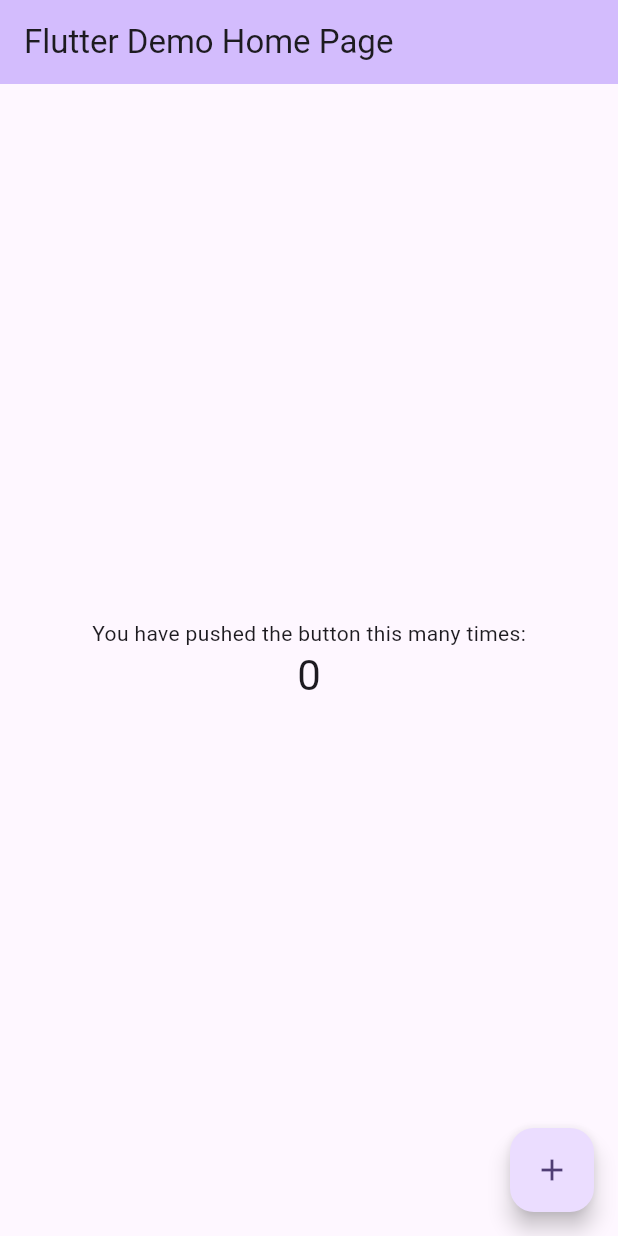
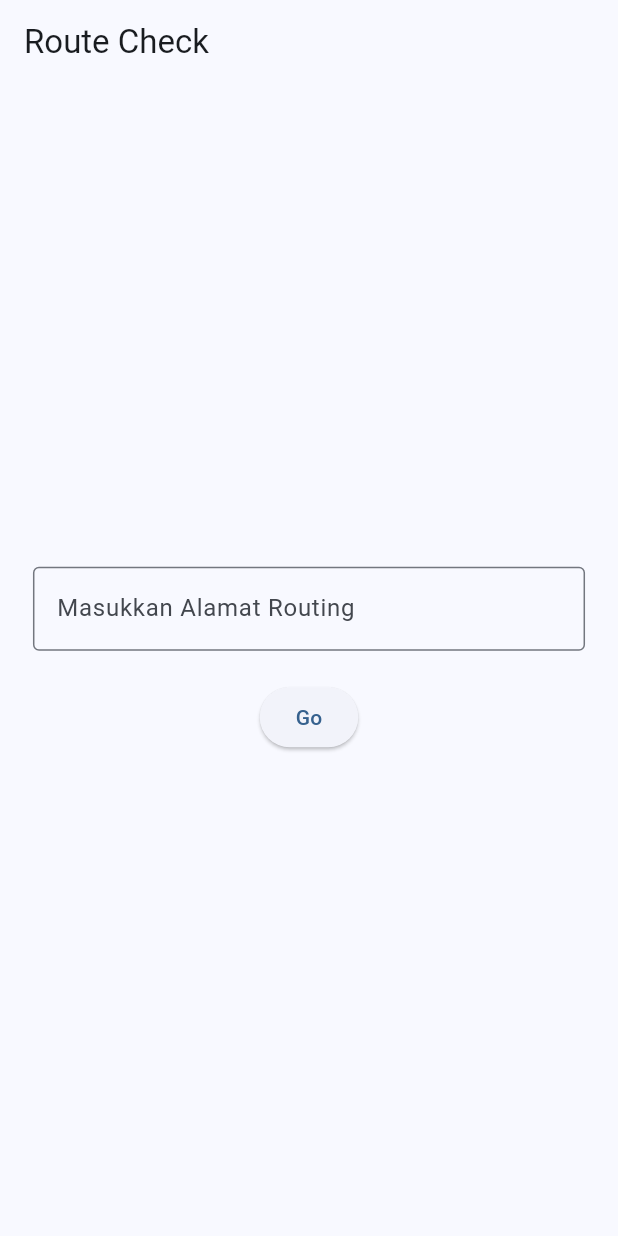
Before and after one commit to TI-POLINDRA/PEMOBILE2-D4RPL2A-PRAKTIKUM4, a Flutter app: the screen it shows after launch, on a phone screen of 412 x 824 dp. Run offline on Flutter 3.47's test engine with Material 3 defaults, Android fonts, the light colour scheme and no system bars; our stand-ins replace flutter_screenutil.

Commit message:
sample ui and checker

```diff
--- a/lib/main.dart
+++ b/lib/main.dart
@@ -1,4 +1,7 @@
 import 'package:flutter/material.dart';
+import 'package:flutter_screenutil/flutter_screenutil.dart';
+import 'package:pemobile2_d4rpl3a_praktikum4/screens/login_screen.dart';
+import 'package:pemobile2_d4rpl3a_praktikum4/utils/router_check.dart';
 
 void main() {
   runApp(const MyApp());
@@ -7,116 +10,25 @@ void main() {
 class MyApp extends StatelessWidget {
   const MyApp({super.key});
 
-  // This widget is the root of your application.
   @override
   Widget build(BuildContext context) {
-    return MaterialApp(
-      title: 'Flutter Demo',
-      theme: ThemeData(
-        // This is the theme of your application.
-        //
-        // TRY THIS: Try running your application with "flutter run". You'll see
-        // the application has a purple toolbar. Then, without quitting the app,
-        // try changing the seedColor in the colorScheme below to Colors.green
-        // and then invoke "hot reload" (save your changes or press the "hot
-        // reload" button in a Flutter-supported IDE, or press "r" if you used
-        // the command line to start the app).
-        //
-        // Notice that the counter didn't reset back to zero; the application
-        // state is not lost during the reload. To reset the state, use hot
-        // restart instead.
-        //
-        // This works for code too, not just values: Most code changes can be
-        // tested with just a hot reload.
-        colorScheme: ColorScheme.fromSeed(seedColor: Colors.deepPurple),
-      ),
-      home: const MyHomePage(title: 'Flutter Demo Home Page'),
+    return ScreenUtilInit(
+      designSize: const Size(375, 812),
+      minTextAdapt: true,
+      splitScreenMode: true,
+      builder: (context, child) {
+        return MaterialApp(
+          title: 'Flutter Demo',
+          theme: ThemeData(
+            colorScheme: ColorScheme.fromSeed(seedColor: Colors.blue),
+          ),
+          initialRoute: '/',
+          routes: {
+            '/': (context) => const RouterCheck(),
+            '/login': (context) => const LoginScreen(),
+          },
+        );
+      },
     );
   }
 }
-
-class MyHomePage extends StatefulWidget {
-  const MyHomePage({super.key, required this.title});
-
-  // This widget is the home page of your application. It is stateful, meaning
-  // that it has a State object (defined below) that contains fields that affect
-  // how it looks.
-
-  // This class is the configuration for the state. It holds the values (in this
-  // case the title) provided by the parent (in this case the App widget) and
-  // used by the build method of the State. Fields in a Widget subclass are
-  // always marked "final".
-
-  final String title;
-
-  @override
-  State<MyHomePage> createState() => _MyHomePageState();
-}
-
-class _MyHomePageState extends State<MyHomePage> {
-  int _counter = 0;
-
-  void _incrementCounter() {
-    setState(() {
-      // This call to setState tells the Flutter framework that something has
-      // changed in this State, which causes it to rerun the build method below
-      // so that the display can reflect the updated values. If we changed
-      // _counter without calling setState(), then the build method would not be
-      // called again, and so nothing would appear to happen.
-      _counter++;
-    });
-  }
-
-  @override
-  Widget build(BuildContext context) {
-    // This method is rerun every time setState is called, for instance as done
-    // by the _incrementCounter method above.
-    //
-    // The Flutter framework has been optimized to make rerunning build methods
-    // fast, so that you can just rebuild anything that needs updating rather
-    // than having to individually change instances of widgets.
-    return Scaffold(
-      appBar: AppBar(
-        // TRY THIS: Try changing the color here to a specific color (to
-        // Colors.amber, perhaps?) and trigger a hot reload to see the AppBar
-        // change color while the other colors stay the same.
-        backgroundColor: Theme.of(context).colorScheme.inversePrimary,
-        // Here we take the value from the MyHomePage object that was created by
-        // the App.build method, and use it to set our appbar title.
-        title: Text(widget.title),
-      ),
-      body: Center(
-        // Center is a layout widget. It takes a single child and positions it
-        // in the middle of the parent.
-        child: Column(
-          // Column is also a layout widget. It takes a list of children and
-          // arranges them vertically. By default, it sizes itself to fit its
-          // children horizontally, and tries to be as tall as its parent.
-          //
-          // Column has various properties to control how it sizes itself and
-          // how it positions its children. Here we use mainAxisAlignment to
-          // center the children vertically; the main axis here is the vertical
-          // axis because Columns are vertical (the cross axis would be
-          // horizontal).
-          //
-          // TRY THIS: Invoke "debug painting" (choose the "Toggle Debug Paint"
-          // action in the IDE, or press "p" in the console), to see the
-          // wireframe for each widget.
-          mainAxisAlignment: MainAxisAlignment.center,
-          children: <Widget>[
-            const Text('You have pushed the button this many times:'),
-            Text(
-              '$_counter',
-              style: Theme.of(context).textTheme.headlineMedium,
-            ),
-          ],
-        ),
-      ),
-      floatingActionButton: FloatingActionButton(
-        onPressed: _incrementCounter,
-        tooltip: 'Increment',
-        child: const Icon(Icons.add),
-      ), // This trailing comma makes auto-formatting nicer for build methods.
-    );
-  }
-}
--- /dev/null
+++ b/lib/utils/router_check.dart
@@ -0,0 +1,48 @@
+import 'package:flutter/material.dart';
+import 'package:flutter_screenutil/flutter_screenutil.dart';
+
+class RouterCheck extends StatefulWidget {
+  const RouterCheck({super.key});
+
+  @override
+  _RouterCheckState createState() => _RouterCheckState();
+}
+
+class _RouterCheckState extends State<RouterCheck> {
+  final TextEditingController _controller = TextEditingController();
+
+  @override
+  Widget build(BuildContext context) {
+    return Scaffold(
+      appBar: AppBar(title: const Text("Route Check")),
+      body: Center(
+        child: Padding(
+          padding: EdgeInsets.all(20.w),
+          child: Column(
+            mainAxisSize: MainAxisSize.min,
+            children: [
+              TextField(
+                controller: _controller,
+                decoration: InputDecoration(
+                  border: OutlineInputBorder(),
+                  hintText: 'Masukkan Alamat Routing',
+                ),
+              ),
+              SizedBox(height: 20.h),
+              ElevatedButton(
+                onPressed: () {
+                  String route = _controller.text;
+                  if (route.isNotEmpty) {
+                    print('Goto Route : ${route}');
+                    Navigator.pushNamed(context, route);
+                  }
+                },
+                child: const Text("Go"),
+              ),
+            ],
+          ),
+        ),
+      ),
+    );
+  }
+}
--- a/pubspec.yaml
+++ b/pubspec.yaml
@@ -34,6 +34,7 @@ dependencies:
   # The following adds the Cupertino Icons font to your application.
   # Use with the CupertinoIcons class for iOS style icons.
   cupertino_icons: ^1.0.8
+  flutter_screenutil: ^5.9.0
 
 dev_dependencies:
   flutter_test:
```
Also changed, not shown: lib/screens/login_screen.dart (added, +46 -0 lines), pubspec.lock.
